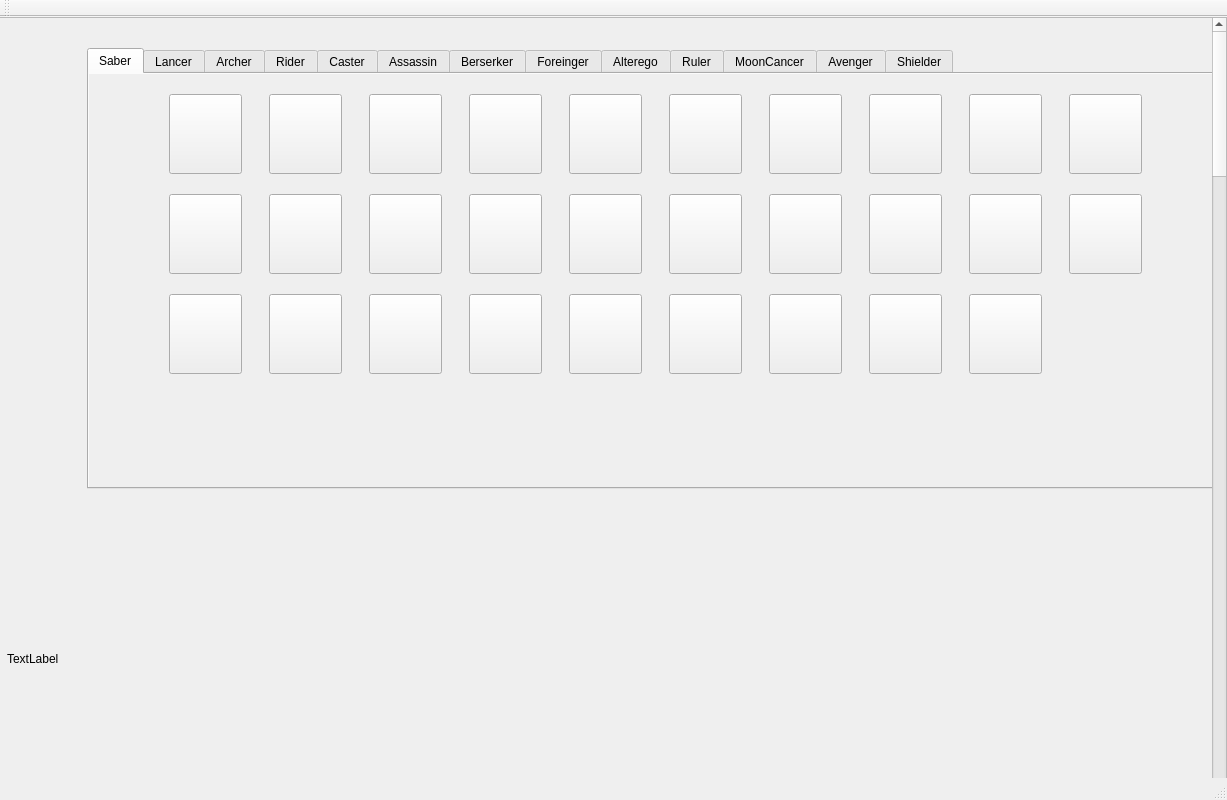
The window that mainwindow.ui (jiajinlong001/fgo) describes before a commit, drawn with Qt 5.
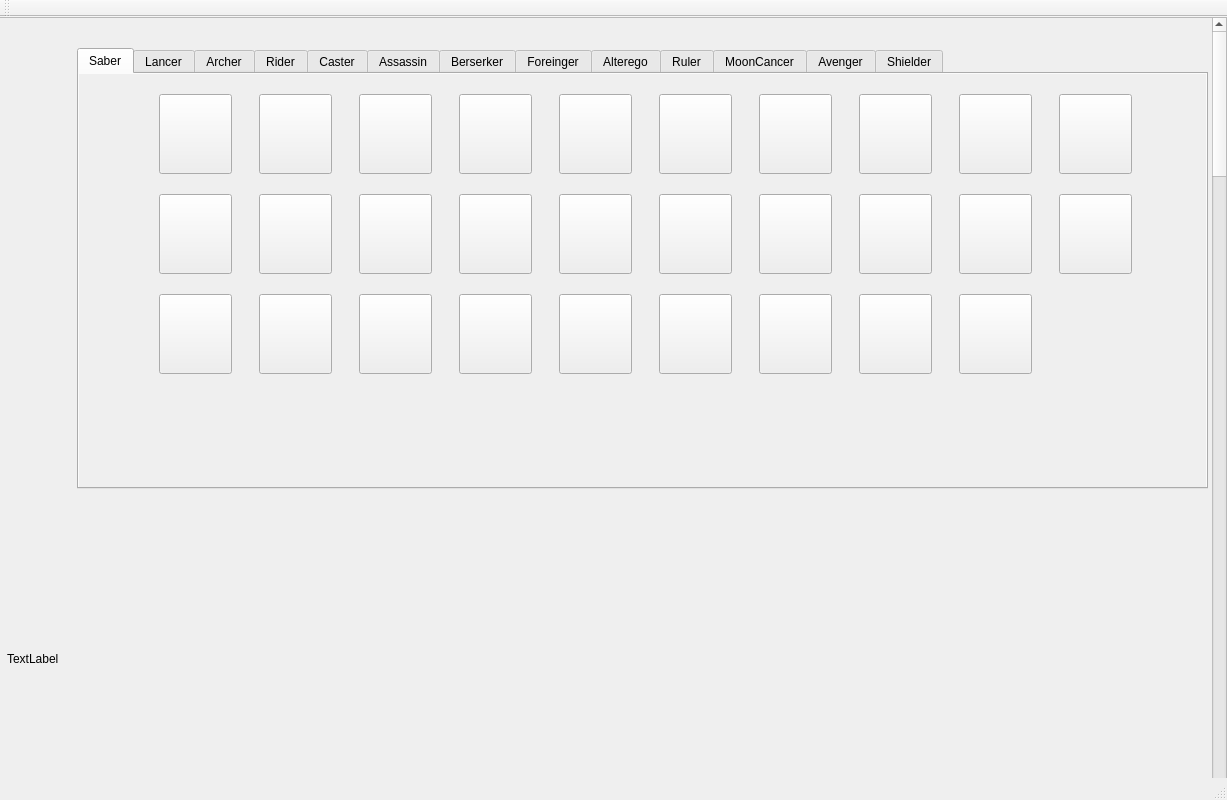
The same window after the commit. The open tabs and pages were chosen to show the change. Icons and pictures are not drawn.

Diff of the .ui file:
```diff
--- a/mainwindow.ui
+++ b/mainwindow.ui
@@ -51,7 +51,7 @@
      <widget class="QTabWidget" name="tabWidget">
       <property name="geometry">
        <rect>
-        <x>90</x>
+        <x>80</x>
         <y>30</y>
         <width>1131</width>
         <height>441</height>
```
Left out of the diff: 4 changed lines with no effect on the pictures.
